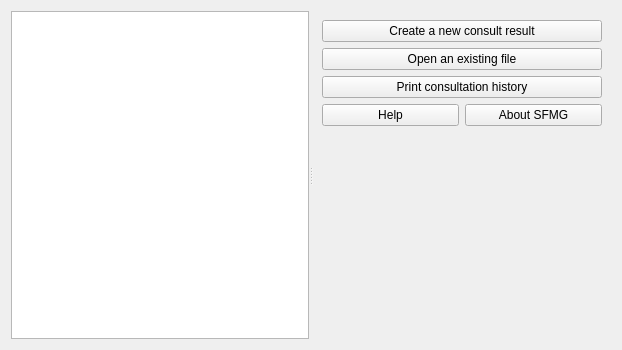
Old version of the form freedrc/plugins/edrcplugin/widgets/crlistviewer.ui in the repository FreeHealth/freehealth.
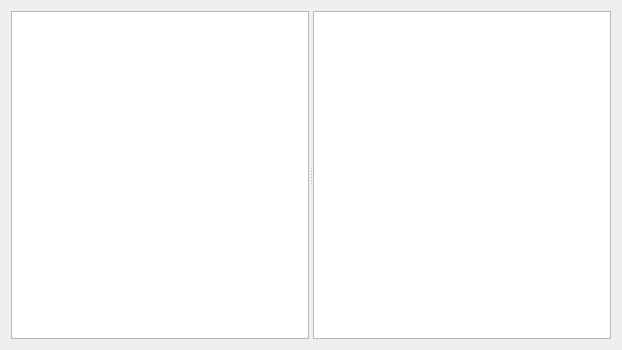
New version of the form. The open tabs and pages were chosen to show the change. Custom widgets are drawn as their Qt base class.

Commit message: preparing crlistviewer for a header widget

What changed in the file:
```diff
--- a/freedrc/plugins/edrcplugin/widgets/crlistviewer.ui
+++ b/freedrc/plugins/edrcplugin/widgets/crlistviewer.ui
@@ -33,69 +33,18 @@
        <bool>false</bool>
       </attribute>
      </widget>
-     <widget class="QStackedWidget" name="stackedWidget">
-      <property name="currentIndex">
-       <number>1</number>
-      </property>
-      <widget class="QWidget" name="page">
-       <layout class="QGridLayout" name="gridLayout_2">
-        <item row="3" column="1">
-         <widget class="QPushButton" name="aboutSfmg">
-          <property name="text">
-           <string>About SFMG</string>
-          </property>
-         </widget>
-        </item>
-        <item row="4" column="0" colspan="2">
-         <widget class="QLabel" name="introductionLabel">
-          <property name="sizePolicy">
-           <sizepolicy hsizetype="Expanding" vsizetype="Expanding">
-            <horstretch>0</horstretch>
-            <verstretch>0</verstretch>
-           </sizepolicy>
-          </property>
-         </widget>
-        </item>
-        <item row="0" column="0" colspan="2">
-         <widget class="QPushButton" name="createCr">
-          <property name="text">
-           <string>Create a new consult result</string>
-          </property>
-         </widget>
-        </item>
-        <item row="1" column="0" colspan="2">
-         <widget class="QPushButton" name="openFile">
-          <property name="text">
-           <string>Open an existing file</string>
-          </property>
-         </widget>
-        </item>
-        <item row="3" column="0">
-         <widget class="QPushButton" name="help">
-          <property name="text">
-           <string>Help</string>
-          </property>
-         </widget>
-        </item>
-        <item row="2" column="0" colspan="2">
-         <widget class="QPushButton" name="printHistory">
-          <property name="text">
-           <string>Print consultation history</string>
-          </property>
-         </widget>
-        </item>
-       </layout>
-      </widget>
-      <widget class="QWidget" name="page_2">
-       <layout class="QGridLayout" name="gridLayout_3">
-        <property name="margin">
-         <number>0</number>
-        </property>
-        <item row="0" column="0">
-         <widget class="QTextBrowser" name="crContent"/>
-        </item>
-       </layout>
-      </widget>
+     <widget class="QWidget" name="">
+      <layout class="QVBoxLayout" name="verticalLayout">
+       <property name="spacing">
+        <number>0</number>
+       </property>
+       <item>
+        <layout class="QHBoxLayout" name="headerLayout"/>
+       </item>
+       <item>
+        <widget class="QTextBrowser" name="crContent"/>
+       </item>
+      </layout>
      </widget>
     </widget>
    </item>
```
Left out of the diff: 3 changed lines with no effect on the pictures. The commit also changes 2 other files.
